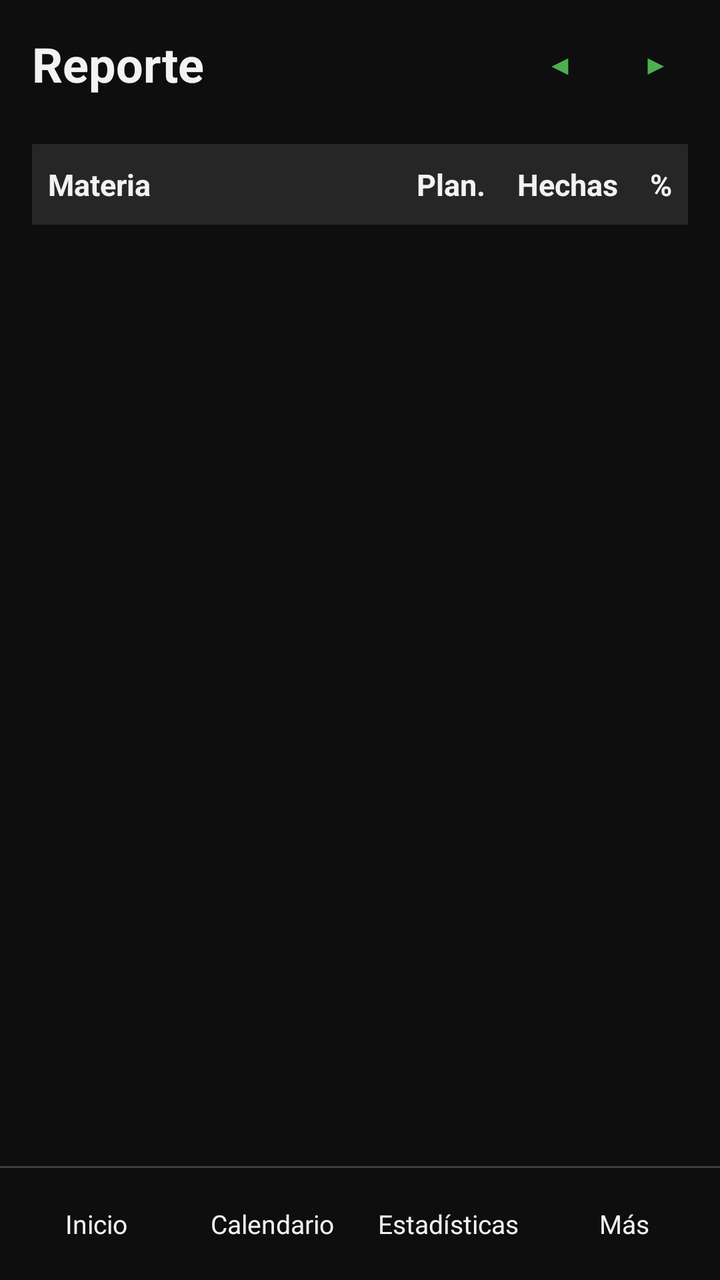
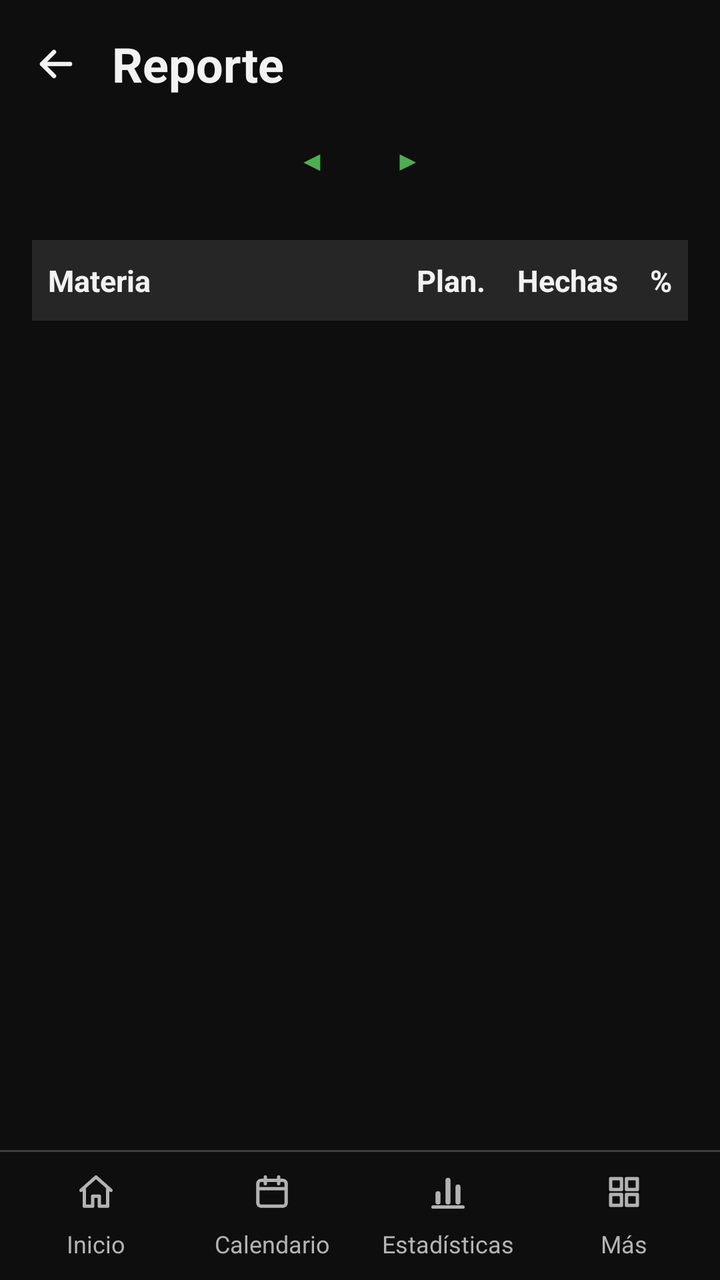

An Android layout rendered at two revisions. The XML below is the earlier revision; the diff shows what the commit changed to produce the second picture.
<!-- AndroidManifest.xml: application theme Theme.AgendaPersonal -->
<!-- res/layout/activity_reporte.xml -->
<?xml version="1.0" encoding="utf-8"?>
<LinearLayout xmlns:android="http://schemas.android.com/apk/res/android"
    xmlns:tools="http://schemas.android.com/tools"
    android:id="@+id/main"
    android:layout_width="match_parent"
    android:layout_height="match_parent"
    android:orientation="vertical"
    tools:context=".vista.ReporteActivity">

    
    <LinearLayout
        android:layout_width="match_parent"
        android:layout_height="wrap_content"
        android:gravity="center_vertical"
        android:orientation="horizontal"
        android:paddingStart="16dp"
        android:paddingTop="8dp"
        android:paddingEnd="8dp">

        <TextView
            android:layout_width="0dp"
            android:layout_height="wrap_content"
            android:layout_weight="1"
            android:text="@string/titulo_reporte"
            android:textSize="24sp"
            android:textStyle="bold" />

        <Button
            android:id="@+id/btnAnterior"
            style="?attr/borderlessButtonStyle"
            android:layout_width="48dp"
            android:layout_height="48dp"
            android:contentDescription="@string/semana_anterior"
            android:minWidth="48dp"
            android:padding="0dp"
            android:text="@string/flecha_anterior" />

        
        <TextView
            android:id="@+id/tvSemana"
            android:layout_width="wrap_content"
            android:layout_height="wrap_content"
            android:textSize="16sp"
            android:textStyle="bold" />

        <Button
            android:id="@+id/btnSiguiente"
            style="?attr/borderlessButtonStyle"
            android:layout_width="48dp"
            android:layout_height="48dp"
            android:contentDescription="@string/semana_siguiente"
            android:minWidth="48dp"
            android:padding="0dp"
            android:text="@string/flecha_siguiente" />
    </LinearLayout>

    
    <ScrollView
        android:id="@+id/svTabla"
        android:layout_width="match_parent"
        android:layout_height="0dp"
        android:layout_weight="1">

        
        <TableLayout
            android:id="@+id/tlReporte"
            android:layout_width="match_parent"
            android:layout_height="wrap_content"
            android:padding="16dp"
            android:shrinkColumns="0"
            android:stretchColumns="0">

            
            <TableRow android:background="@color/fila_destacada">

                <TextView
                    style="@style/CeldaReporte"
                    android:gravity="start"
                    android:text="@string/col_materia"
                    android:textStyle="bold" />

                <TextView
                    style="@style/CeldaReporte"
                    android:text="@string/col_plan"
                    android:textStyle="bold" />

                <TextView
                    style="@style/CeldaReporte"
                    android:text="@string/col_hechas"
                    android:textStyle="bold" />

                <TextView
                    style="@style/CeldaReporte"
                    android:text="@string/col_porcentaje"
                    android:textStyle="bold" />
            </TableRow>
        </TableLayout>
    </ScrollView>

    
    <TextView
        android:id="@+id/tvVacio"
        android:layout_width="match_parent"
        android:layout_height="0dp"
        android:layout_weight="1"
        android:gravity="center"
        android:padding="16dp"
        android:text="@string/reporte_vacio"
        android:textSize="16sp"
        android:visibility="gone" />

    
    <include layout="@layout/menu_inferior" />
</LinearLayout>
<!-- res/layout/menu_inferior.xml (included above) -->
<?xml version="1.0" encoding="utf-8"?>
<LinearLayout xmlns:android="http://schemas.android.com/apk/res/android"
    android:layout_width="match_parent"
    android:layout_height="wrap_content"
    android:orientation="vertical">

    
    <View
        android:layout_width="match_parent"
        android:layout_height="1dp"
        android:background="@color/menu_linea" />

    
    <LinearLayout
        android:layout_width="match_parent"
        android:layout_height="wrap_content"
        android:orientation="horizontal"
        android:padding="4dp">

        <TextView
            android:id="@+id/menuInicio"
            style="@style/BotonMenu"
            android:text="@string/menu_inicio" />

        <TextView
            android:id="@+id/menuCalendario"
            style="@style/BotonMenu"
            android:text="@string/menu_calendario" />

        <TextView
            android:id="@+id/menuEstadisticas"
            style="@style/BotonMenu"
            android:text="@string/menu_estadisticas" />

        
        <TextView
            android:id="@+id/menuMas"
            style="@style/BotonMenu"
            android:text="@string/menu_mas" />
    </LinearLayout>
</LinearLayout>
<!-- resources referenced by this layout -->
<resources>
  <style name="BotonMenu">
          <item name="android:layout_width">0dp</item>
          <item name="android:layout_height">48dp</item>
          <item name="android:layout_weight">1</item>
          <item name="android:layout_marginHorizontal">2dp</item>
          <item name="android:gravity">center</item>
          <item name="android:maxLines">1</item>
          <item name="android:textSize">13sp</item>
          <item name="android:clickable">true</item>
          <item name="android:focusable">true</item>
          <item name="android:background">?attr/selectableItemBackground</item>
      </style>
  <style name="Base.Theme.AgendaPersonal" parent="Theme.Material3.Dark.NoActionBar">
          
          <item name="colorPrimary">@color/verde</item>
          <item name="colorOnPrimary">@color/texto_sobre_verde</item>
          
          <item name="colorPrimaryContainer">@color/verde_oscuro</item>
          <item name="colorOnPrimaryContainer">@color/texto</item>
          
          <item name="colorSecondary">@color/verde</item>
          <item name="colorOnSecondary">@color/texto_sobre_verde</item>
          <item name="colorSecondaryContainer">@color/verde_oscuro</item>
          <item name="colorOnSecondaryContainer">@color/texto</item>
          <item name="colorTertiary">@color/verde</item>
          <item name="colorOnTertiary">@color/texto_sobre_verde</item>
          
          <item name="colorAccent">@color/verde</item>
  
          
          <item name="android:colorBackground">@color/fondo</item>
          <item name="android:windowBackground">@color/fondo</item>
          <item name="colorOnBackground">@color/texto</item>
          
          <item name="colorSurface">@color/fondo</item>
          <item name="colorOnSurface">@color/texto</item>
          <item name="colorSurfaceVariant">@color/tarjeta</item>
          <item name="colorOnSurfaceVariant">@color/texto_secundario</item>
          <item name="colorSurfaceContainerLowest">@color/fondo</item>
          <item name="colorSurfaceContainerLow">@color/tarjeta</item>
          <item name="colorSurfaceContainer">@color/tarjeta</item>
          <item name="colorSurfaceContainerHigh">@color/tarjeta_alta</item>
          <item name="colorSurfaceContainerHighest">@color/tarjeta_alta</item>
          
          <item name="colorOutline">@color/borde</item>
          <item name="colorOutlineVariant">@color/borde</item>
  
          
          <item name="android:textColorPrimary">@color/texto</item>
          <item name="android:textColorSecondary">@color/texto_secundario</item>
          <item name="android:textColorHint">@color/texto_pista</item>
          
          <item name="android:textColorTertiary">@color/texto</item>
          <item name="android:textColorPrimaryDisableOnly">@color/texto</item>
      </style>
  <!-- unchanged entries left out for length: 28 -->
</resources>

<!-- the commit's change to res/layout/activity_reporte.xml (unified diff, before → after) -->
@@ -13,9 +13,11 @@
         android:layout_height="wrap_content"
         android:gravity="center_vertical"
         android:orientation="horizontal"
-        android:paddingStart="16dp"
+        android:paddingStart="4dp"
         android:paddingTop="8dp"
-        android:paddingEnd="8dp">
+        android:paddingEnd="16dp">
+
+        <include layout="@layout/boton_volver" />
 
         <TextView
             android:layout_width="0dp"
@@ -24,6 +26,14 @@
             android:text="@string/titulo_reporte"
             android:textSize="24sp"
             android:textStyle="bold" />
+    </LinearLayout>
+
+    
+    <LinearLayout
+        android:layout_width="match_parent"
+        android:layout_height="wrap_content"
+        android:gravity="center"
+        android:orientation="horizontal">
 
         <Button
             android:id="@+id/btnAnterior"
@@ -112,6 +122,16 @@
     
     <include layout="@layout/menu_inferior" />
 </LinearLayout>
+<!-- res/layout/boton_volver.xml (included above) -->
+<?xml version="1.0" encoding="utf-8"?>
+<ImageButton xmlns:android="http://schemas.android.com/apk/res/android"
+    android:id="@+id/btnVolver"
+    android:layout_width="48dp"
+    android:layout_height="48dp"
+    android:layout_marginEnd="4dp"
+    android:background="?attr/selectableItemBackgroundBorderless"
+    android:contentDescription="@string/volver"
+    android:src="@drawable/ic_flecha_atras" />
 <!-- res/layout/menu_inferior.xml (included above) -->
 <?xml version="1.0" encoding="utf-8"?>
 <LinearLayout xmlns:android="http://schemas.android.com/apk/res/android"
@@ -135,22 +155,26 @@
         <TextView
             android:id="@+id/menuInicio"
             style="@style/BotonMenu"
+            android:drawableTop="@drawable/ic_casa"
             android:text="@string/menu_inicio" />
 
         <TextView
             android:id="@+id/menuCalendario"
             style="@style/BotonMenu"
+            android:drawableTop="@drawable/ic_calendario"
             android:text="@string/menu_calendario" />
 
         <TextView
             android:id="@+id/menuEstadisticas"
             style="@style/BotonMenu"
+            android:drawableTop="@drawable/ic_grafico"
             android:text="@string/menu_estadisticas" />
 
         
         <TextView
             android:id="@+id/menuMas"
             style="@style/BotonMenu"
+            android:drawableTop="@drawable/ic_cuadricula"
             android:text="@string/menu_mas" />
     </LinearLayout>
 </LinearLayout>
<!-- resource entries referenced after the edit -->
@@ -1,13 +1,110 @@
 <!-- resources referenced by this layout -->
 <resources>
+  <!-- drawable ic_calendario (drawable) -->
+  <?xml version="1.0" encoding="utf-8"?>
+  <vector xmlns:android="http://schemas.android.com/apk/res/android"
+      android:width="20dp"
+      android:height="20dp"
+      android:viewportWidth="24"
+      android:viewportHeight="24">
+  
+      
+      <path
+          android:pathData="M5.5,5 L18.5,5 a2,2 0 0,1 2,2 L20.5,18.5 a2,2 0 0,1 -2,2 L5.5,20.5 a2,2 0 0,1 -2,-2 L3.5,7 a2,2 0 0,1 2,-2 Z"
+          android:strokeWidth="2"
+          android:strokeColor="@color/verde" />
+      
+      <path
+          android:pathData="M3.5,10 L20.5,10"
+          android:strokeWidth="2"
+          android:strokeColor="@color/verde" />
+      
+      <path
+          android:pathData="M8,3 L8,7 M16,3 L16,7"
+          android:strokeLineCap="round"
+          android:strokeWidth="2"
+          android:strokeColor="@color/verde" />
+  </vector>
+  <!-- drawable ic_casa (drawable) -->
+  <?xml version="1.0" encoding="utf-8"?>
+  <vector xmlns:android="http://schemas.android.com/apk/res/android"
+      android:width="20dp"
+      android:height="20dp"
+      android:viewportWidth="24"
+      android:viewportHeight="24">
+  
+      
+      <path
+          android:pathData="M3,11 L12,3 L21,11 M5,9.5 L5,20.5 L10,20.5 L10,14.5 L14,14.5 L14,20.5 L19,20.5 L19,9.5"
+          android:strokeLineCap="round"
+          android:strokeLineJoin="round"
+          android:strokeWidth="2"
+          android:strokeColor="@color/verde" />
+  </vector>
+  <!-- drawable ic_cuadricula (drawable) -->
+  <?xml version="1.0" encoding="utf-8"?>
+  <vector xmlns:android="http://schemas.android.com/apk/res/android"
+      android:width="20dp"
+      android:height="20dp"
+      android:viewportWidth="24"
+      android:viewportHeight="24">
+  
+      <path
+          android:pathData="M4,4 h6.5 v6.5 h-6.5 z M13.5,4 h6.5 v6.5 h-6.5 z M4,13.5 h6.5 v6.5 h-6.5 z M13.5,13.5 h6.5 v6.5 h-6.5 z"
+          android:strokeLineJoin="round"
+          android:strokeWidth="2"
+          android:strokeColor="@color/verde" />
+  </vector>
+  <!-- drawable ic_flecha_atras (drawable) -->
+  <?xml version="1.0" encoding="utf-8"?>
+  <vector xmlns:android="http://schemas.android.com/apk/res/android"
+      android:width="24dp"
+      android:height="24dp"
+      android:viewportWidth="24"
+      android:viewportHeight="24">
+  
+      
+      <path
+          android:pathData="M19,12 L5,12 M11,6 L5,12 L11,18"
+          android:strokeLineCap="round"
+          android:strokeLineJoin="round"
+          android:strokeWidth="2.2"
+          android:strokeColor="@color/texto" />
+  </vector>
+  <!-- drawable ic_grafico (drawable) -->
+  <?xml version="1.0" encoding="utf-8"?>
+  <vector xmlns:android="http://schemas.android.com/apk/res/android"
+      android:width="20dp"
+      android:height="20dp"
+      android:viewportWidth="24"
+      android:viewportHeight="24">
+  
+      
+      <path
+          android:pathData="M6,18 L6,13 M12,18 L12,5 M18,18 L18,9"
+          android:strokeLineCap="round"
+          android:strokeWidth="3"
+          android:strokeColor="@color/verde" />
+      
+      <path
+          android:pathData="M3,21 L21,21"
+          android:strokeLineCap="round"
+          android:strokeWidth="2"
+          android:strokeColor="@color/verde" />
+  </vector>
+  <string name="volver">Volver</string>
   <style name="BotonMenu">
           <item name="android:layout_width">0dp</item>
-          <item name="android:layout_height">48dp</item>
+          <item name="android:layout_height">56dp</item>
           <item name="android:layout_weight">1</item>
           <item name="android:layout_marginHorizontal">2dp</item>
           <item name="android:gravity">center</item>
           <item name="android:maxLines">1</item>
-          <item name="android:textSize">13sp</item>
+          <item name="android:paddingTop">6dp</item>
+          <item name="android:drawablePadding">2dp</item>
+          <item name="android:textColor">@color/menu_item</item>
+          <item name="android:drawableTint">@color/menu_item</item>
+          <item name="android:textSize">12sp</item>
           <item name="android:clickable">true</item>
           <item name="android:focusable">true</item>
           <item name="android:background">?attr/selectableItemBackground</item>
@@ -17,8 +114,8 @@
           <item name="colorPrimary">@color/verde</item>
           <item name="colorOnPrimary">@color/texto_sobre_verde</item>
           
-          <item name="colorPrimaryContainer">@color/verde_oscuro</item>
-          <item name="colorOnPrimaryContainer">@color/texto</item>
+          <item name="colorPrimaryContainer">@color/verde</item>
+          <item name="colorOnPrimaryContainer">@color/texto_sobre_verde</item>
           
           <item name="colorSecondary">@color/verde</item>
           <item name="colorOnSecondary">@color/texto_sobre_verde</item>
